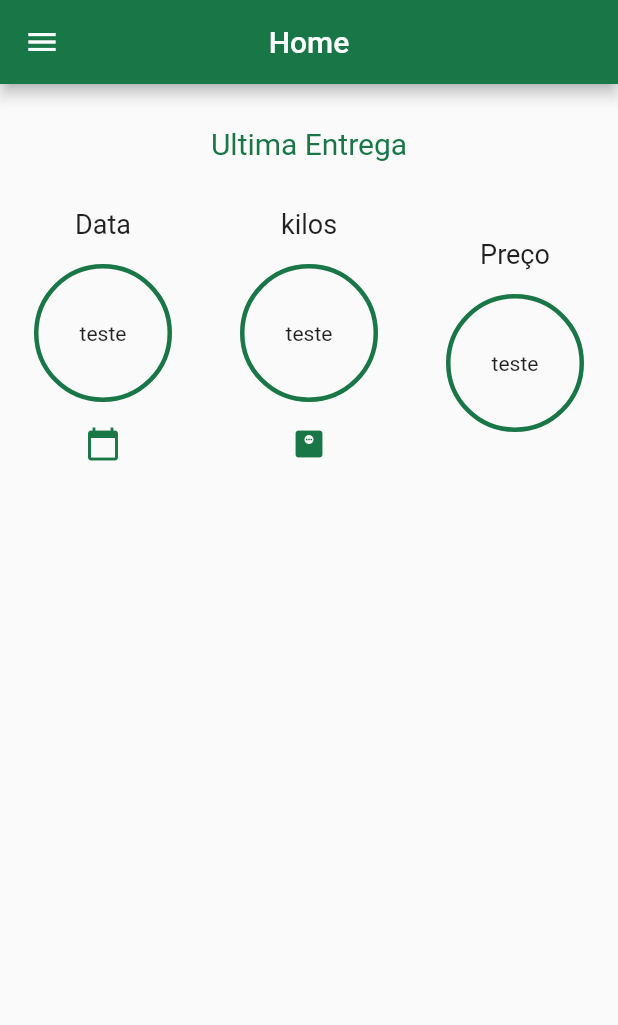
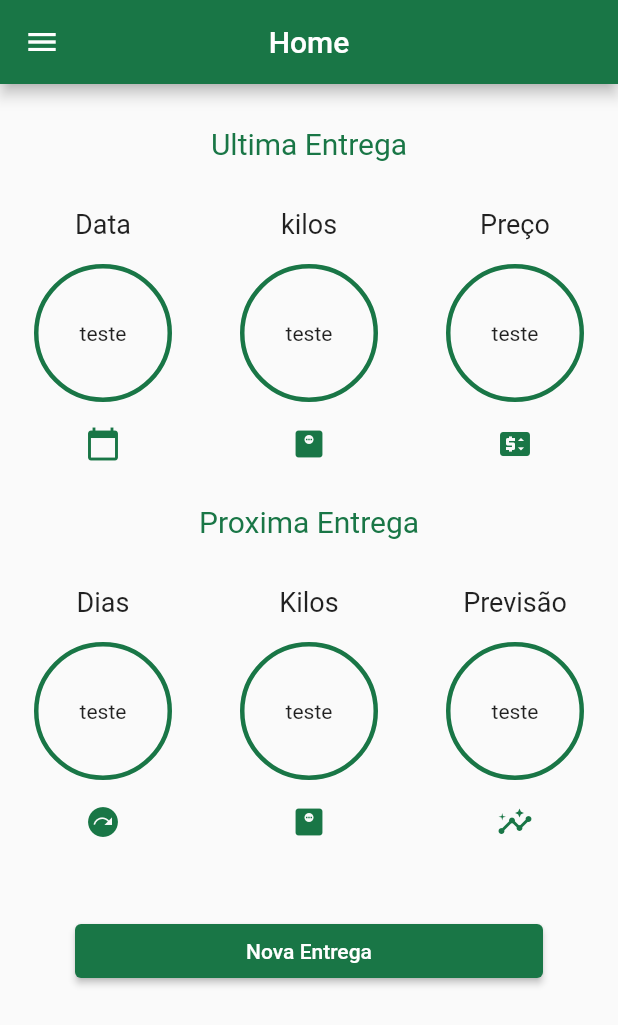
Before and after one commit to TulioAvanco/seritex, a Flutter app: the screen it shows after launch, on a phone screen of 412 x 824 dp. Shown: the top 1025 px of the screen. Run offline on Flutter 3.47's test engine with Material 2 defaults, Android fonts, the phone set to English and light mode, and no system bars; our stand-ins replace cloud_firestore, firebase_core; accounts and stored records are empty.

Commit message:
botao nova entrega, proxima entrega e ultima entrega adicionados

```diff
--- a/lib/Views/homeAdmin.page.dart
+++ b/lib/Views/homeAdmin.page.dart
@@ -5,6 +5,8 @@ class HomeAdm extends StatefulWidget {
   @override
   _HomeAdmState createState() => _HomeAdmState();
 }
+
+Future<dynamic> novaEntrega(BuildContext context) async {}
 
 class _HomeAdmState extends State<HomeAdm> {
   @override
@@ -102,10 +104,120 @@ class _HomeAdmState extends State<HomeAdm> {
                         border: Border.all(
                             width: 3, color: Color.fromARGB(255, 25, 118, 70)),
                       ),
+                    ),
+                    Padding(padding: EdgeInsets.only(top: 16)),
+                    Icon(
+                      Icons.price_change,
+                      color: Color.fromARGB(255, 25, 118, 70),
                     )
                   ],
                 ),
               ],
+            ),
+          ),
+          Padding(padding: EdgeInsets.only(top: 28)),
+          Row(
+            mainAxisAlignment: MainAxisAlignment.center,
+            children: [
+              Text(
+                'Proxima Entrega',
+                style: TextStyle(
+                    fontSize: 20, color: Color.fromARGB(255, 25, 118, 70)),
+              )
+            ],
+          ),
+          Padding(padding: EdgeInsets.only(top: 32)),
+          Container(
+            child: Row(
+              mainAxisAlignment: MainAxisAlignment.spaceAround,
+              children: [
+                Column(
+                  children: [
+                    Text(
+                      'Dias',
+                      style: TextStyle(fontSize: 18),
+                    ),
+                    Padding(padding: EdgeInsets.only(top: 16)),
+                    Container(
+                      child: Padding(
+                        padding: const EdgeInsets.all(35.0),
+                        child: Text('teste'),
+                      ),
+                      decoration: BoxDecoration(
+                        shape: BoxShape.circle,
+                        border: Border.all(
+                            width: 3, color: Color.fromARGB(255, 25, 118, 70)),
+                      ),
+                    ),
+                    Padding(padding: EdgeInsets.only(top: 16)),
+                    Icon(
+                      Icons.next_plan,
+                      color: Color.fromARGB(255, 25, 118, 70),
+                    )
+                  ],
+                ),
+                Column(
+                  children: [
+                    Text(
+                      'Kilos',
+                      style: TextStyle(fontSize: 18),
+                    ),
+                    Padding(padding: EdgeInsets.only(top: 16)),
+                    Container(
+                      child: Padding(
+                        padding: const EdgeInsets.all(35.0),
+                        child: Text('teste'),
+                      ),
+                      decoration: BoxDecoration(
+                        shape: BoxShape.circle,
+                        border: Border.all(
+                            width: 3, color: Color.fromARGB(255, 25, 118, 70)),
+                      ),
+                    ),
+                    Padding(padding: EdgeInsets.only(top: 16)),
+                    Icon(
+                      Icons.monitor_weight,
+                      color: Color.fromARGB(255, 25, 118, 70),
+                    )
+                  ],
+                ),
+                Column(
+                  children: [
+                    Text(
+                      'Previsão',
+                      style: TextStyle(fontSize: 18),
+                    ),
+                    Padding(padding: EdgeInsets.only(top: 16)),
+                    Container(
+                      child: Padding(
+                        padding: const EdgeInsets.all(35.0),
+                        child: Text('teste'),
+                      ),
+                      decoration: BoxDecoration(
+                        shape: BoxShape.circle,
+                        border: Border.all(
+                            width: 3, color: Color.fromARGB(255, 25, 118, 70)),
+                      ),
+                    ),
+                    Padding(padding: EdgeInsets.only(top: 16)),
+                    Icon(
+                      Icons.insights,
+                      color: Color.fromARGB(255, 25, 118, 70),
+                    )
+                  ],
+                ),
+              ],
+            ),
+          ),
+          Padding(padding: EdgeInsets.only(bottom: 50)),
+          Container(
+            margin: EdgeInsets.only(left: 50, right: 50),
+            child: ElevatedButton(
+              onPressed: () => novaEntrega(context),
+              child: Text('Nova Entrega'),
+              style: ButtonStyle(
+                  backgroundColor: MaterialStateProperty.all(
+                      Color.fromARGB(255, 25, 118, 70))),
             ),
           )
         ],
```
Also changed, not shown: 2 other files.
